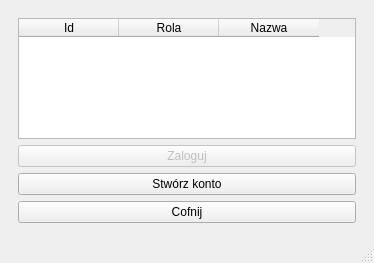
WojciechLarecki/Puzzler, file mainwindow.ui: the form before one commit.
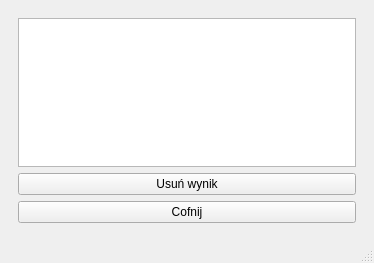
The form after the commit. The open tabs and pages were chosen to show the change.

Commit message: Add stash for going back.

```diff
--- a/mainwindow.ui
+++ b/mainwindow.ui
@@ -48,6 +48,27 @@
         </item>
        </layout>
       </widget>
+      <widget class="QWidget" name="gameResultsPage">
+       <layout class="QVBoxLayout" name="verticalLayout_11">
+        <item>
+         <widget class="QTableWidget" name="gameResultsTableWidget"/>
+        </item>
+        <item>
+         <widget class="QPushButton" name="deleteGameResultsButton">
+          <property name="text">
+           <string>Usuń wynik</string>
+          </property>
+         </widget>
+        </item>
+        <item>
+         <widget class="QPushButton" name="returnGameResultsButton">
+          <property name="text">
+           <string>Cofnij</string>
+          </property>
+         </widget>
+        </item>
+       </layout>
+      </widget>
       <widget class="QWidget" name="gamePage">
        <layout class="QVBoxLayout" name="verticalLayout_9">
         <item>
```
Left out of the diff: 15 changed lines with no effect on the pictures. The commit also changes 2 other files.
